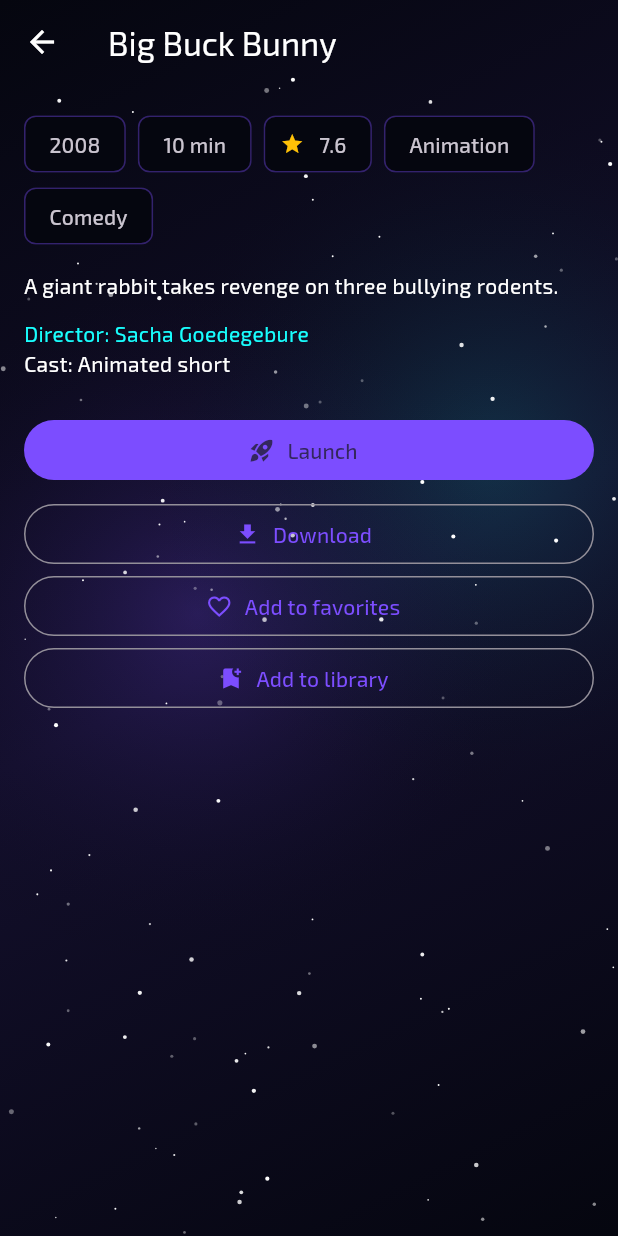
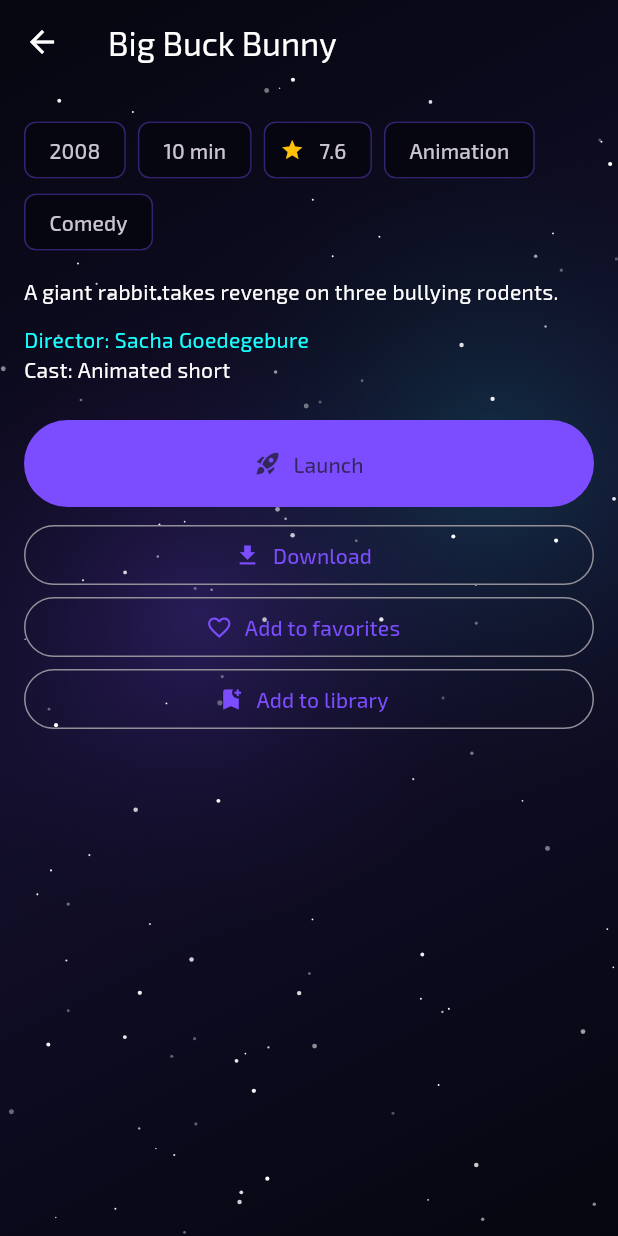
Before and after one commit to jedixscum/Nebula-beta, a Flutter app: the DetailScreen screen opened directly with sample values from the repository, on a phone screen of 412 x 824 dp. Run offline on Flutter 3.47's test engine with Material 3 defaults, Android fonts, the phone set to English and light mode, and no system bars; our stand-ins replace cached_network_image, dio, file_picker, flutter_riverpod, flutter_secure_storage, go_router and 5 more; missing offline and left inert: media_kit, media_kit_video; accounts and stored records are empty; generated files the repository leaves out were written again.

Commit message:
Make title details and stream selection remote friendly

```diff
--- a/lib/presentation/detail_screen.dart
+++ b/lib/presentation/detail_screen.dart
@@ -86,7 +86,7 @@
       enabled: themeSettings.starfieldEnabled,
       child: Scaffold(
         appBar: AppBar(backgroundColor: Colors.transparent, title: Text(item.title)),
-        body: ListView(padding: const EdgeInsets.all(16), children: [
+        body: FocusTraversalGroup(child: ListView(padding: EdgeInsets.symmetric(horizontal: MediaQuery.sizeOf(context).width >= 800 ? 36 : 16, vertical: 20), children: [
           Wrap(spacing: 8, children: [
             if (item.year > 0) Chip(label: Text('${item.year}')),
             if (item.runtimeMin > 0) Chip(label: Text('${item.runtimeMin} min')),
@@ -102,6 +102,8 @@
           const SizedBox(height: 24),
           if (!isSeries)
             FilledButton.icon(
+              autofocus: true,
+              style: FilledButton.styleFrom(minimumSize: Size(MediaQuery.sizeOf(context).width >= 800 ? 280 : 0, 58), padding: const EdgeInsets.symmetric(horizontal: 24, vertical: 16)),
               icon: const Icon(Icons.rocket_launch),
               label: Text(done ? '${t.launch} (offline)' : t.launch),
               onPressed: isAddonItem ? () => _pickStream(item) : (playable.streamUrl == null ? null : () => context.push('/player', extra: playable)),
@@ -118,6 +120,7 @@
                 title: Text(e.title),
                 trailing: const Icon(Icons.play_arrow),
                 onTap: () => _pickStream(item.copyWith(id: e.id, title: '${item.title} S${e.season}E${e.number}')),
+                contentPadding: const EdgeInsets.symmetric(horizontal: 20, vertical: 10),
               ),
           ],
           if (isSeries && season == null)
@@ -148,7 +151,7 @@
             label: Text(inLib ? 'Remove from library' : 'Add to library'),
             onPressed: () => ref.read(libraryProvider.notifier).toggle(item),
           ),
-        ]),
+        ])),
       ),
     );
   }
```
